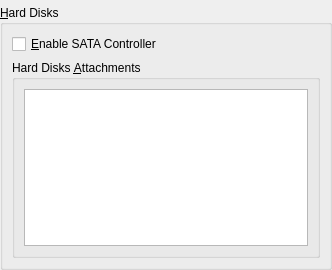
Qt form vbox/src/VBox/Frontends/VirtualBox4/ui/VBoxVMSettingsHD.ui (jljuxgm/vboxgit) before a commit.
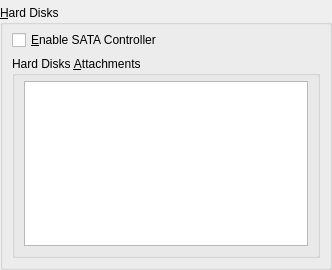
The same form after that commit. Custom widgets are drawn as their Qt base class.

What changed in the file:
```diff
--- a/vbox/src/VBox/Frontends/VirtualBox4/ui/VBoxVMSettingsHD.ui
+++ b/vbox/src/VBox/Frontends/VirtualBox4/ui/VBoxVMSettingsHD.ui
@@ -45,6 +45,9 @@
       <string>&amp;Hard Disks</string>
      </property>
      <layout class="QVBoxLayout" >
+      <property name="topMargin" >
+       <number>5</number>
+      </property>
       <item>
        <widget class="QCheckBox" name="mCbSATA" >
         <property name="whatsThis" >
@@ -61,6 +64,9 @@
          <string>Hard Disks &amp;Attachments</string>
         </property>
         <layout class="QHBoxLayout" >
+         <property name="topMargin" >
+          <number>5</number>
+         </property>
          <item>
           <widget class="QITableView" name="mTwAts" >
            <property name="contextMenuPolicy" >
```
